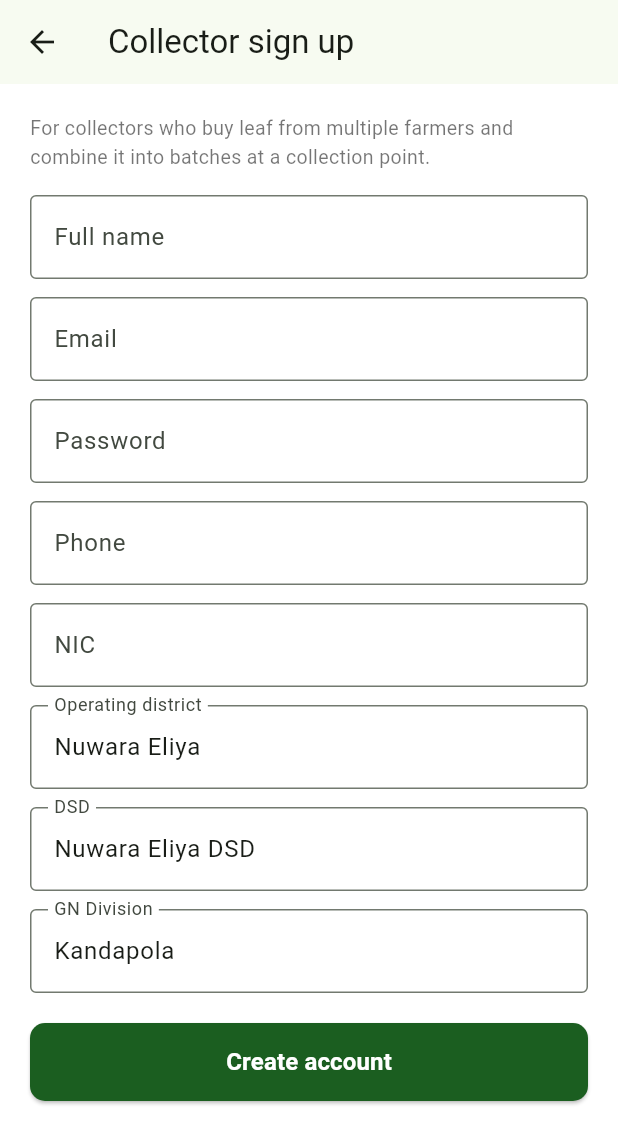
After one commit to SSSARROW/agri, a Flutter app: the screen it shows after launch, after a tap on "Log in", after a tap on "Collector? Create an account", on a phone screen of 412 x 824 dp. The commit adds this screen. Shown: the top 1144 px of the screen. Run offline on Flutter 3.47's test engine with Material 3 defaults, Android fonts, the phone set to English and light mode, and no system bars; our stand-ins replace connectivity_plus, flutter_secure_storage, geolocator, hive_flutter, qr_flutter; missing offline and left inert: mobile_scanner; accounts and stored records are empty; network calls fail.

Commit message:
Add collector role: signup, backend merge endpoint, and field UI
Collectors sign up separately from farmers (auth schema + user_role
enum extended to 'collector'), then get a dedicated home screen instead
of the farmer nav: scan a farmer's own batch QR, record the weight
taken from them into a running basket, and combine the round into one
outgoing batch via POST /batches/merge. Each farmer's original batch
keeps its full independent history, walkable through existing lineage.

```diff
--- a/mobile/lib/core/auth_service.dart
+++ b/mobile/lib/core/auth_service.dart
@@ -73,7 +73,8 @@ class AuthService {
     return base64Url.encode(List<int>.generate(16, (_) => rand.nextInt(256)));
   }
 
-  String _hashPin(String pin, String salt) => sha256.convert(utf8.encode('$salt:$pin')).toString();
+  String _hashPin(String pin, String salt) =>
+      sha256.convert(utf8.encode('$salt:$pin')).toString();
 
   Future<AuthResult> login(String email, String password) async {
     try {
@@ -135,6 +136,43 @@ class AuthService {
     }
   }
 
+  Future<AuthResult> signupCollector({
+    required String email,
+    required String password,
+    required String name,
+    required String phone,
+    required String nic,
+    required String district,
+    required String dsd,
+    required String gnDivision,
+  }) async {
+    try {
+      final res = await http
+          .post(
+            Uri.parse('$_authBaseUrl/auth/signup/collector'),
+            headers: {'Content-Type': 'application/json'},
+            body: jsonEncode({
+              'email': email,
+              'password': password,
+              'name': name,
+              'phone': phone,
+              'nic': nic,
+              'district': district,
+              'dsd': dsd,
+              'gn_division': gnDivision,
+            }),
+          )
+          .timeout(const Duration(seconds: 10));
+      if (res.statusCode != 200) {
+        return AuthResult(false, _extractError(res.body));
+      }
+      await _storeSession(jsonDecode(res.body) as Map<String, dynamic>);
+      return AuthResult(true);
+    } catch (e) {
+      return AuthResult(false, e.toString());
+    }
+  }
+
   Future<void> _storeSession(Map<String, dynamic> body) async {
     final token = body['access_token'] as String;
     final role = body['role'] as String;
@@ -154,7 +192,9 @@ class AuthService {
       final parts = token.split('.');
       var payload = parts[1];
       payload = payload.padRight((payload.length + 3) ~/ 4 * 4, '=');
-      final decoded = jsonDecode(utf8.decode(base64Url.decode(payload))) as Map<String, dynamic>;
+      final decoded = jsonDecode(
+        utf8.decode(base64Url.decode(payload)),
+      ) as Map<String, dynamic>;
       return decoded['sub'] as String?;
     } catch (_) {
       return null;
--- /dev/null
+++ b/mobile/lib/pages/collector_signup_page.dart
@@ -0,0 +1,162 @@
+import 'package:flutter/material.dart';
+
+import '../core/auth_service.dart';
+
+class CollectorSignupPage extends StatefulWidget {
+  final VoidCallback onSignedUp;
+  const CollectorSignupPage({super.key, required this.onSignedUp});
+
+  @override
+  State<CollectorSignupPage> createState() => _CollectorSignupPageState();
+}
+
+class _CollectorSignupPageState extends State<CollectorSignupPage> {
+  final _formKey = GlobalKey<FormState>();
+  final _name = TextEditingController();
+  final _email = TextEditingController();
+  final _password = TextEditingController();
+  final _phone = TextEditingController();
+  final _nic = TextEditingController();
+  final _district = TextEditingController(text: 'Nuwara Eliya');
+  final _dsd = TextEditingController(text: 'Nuwara Eliya DSD');
+  final _gnDivision = TextEditingController(text: 'Kandapola');
+
+  bool _loading = false;
+  String? _error;
+
+  InputDecoration _dec(String label) =>
+      InputDecoration(labelText: label, border: const OutlineInputBorder());
+
+  Future<void> _submit() async {
+    if (!_formKey.currentState!.validate()) return;
+    setState(() {
+      _loading = true;
+      _error = null;
+    });
+    final result = await AuthService.instance.signupCollector(
+      email: _email.text.trim(),
+      password: _password.text,
+      name: _name.text.trim(),
+      phone: _phone.text.trim(),
+      nic: _nic.text.trim(),
+      district: _district.text.trim(),
+      dsd: _dsd.text.trim(),
+      gnDivision: _gnDivision.text.trim(),
+    );
+    if (!mounted) return;
+    setState(() => _loading = false);
+    if (result.ok) {
+      widget.onSignedUp();
+      Navigator.of(context).pop();
+    } else {
+      setState(() => _error = result.error ?? 'Signup failed');
+    }
+  }
+
+  String? _required(String? v) =>
+      (v == null || v.trim().isEmpty) ? 'Required' : null;
+
+  @override
+  Widget build(BuildContext context) {
+    return Scaffold(
+      appBar: AppBar(title: const Text('Collector sign up')),
+      body: SafeArea(
+        child: Form(
+          key: _formKey,
+          child: ListView(
+            padding: const EdgeInsets.all(20),
+            children: [
+              const Text(
+                'For collectors who buy leaf from multiple farmers and combine it into batches at a collection point.',
+                style: TextStyle(color: Colors.black54, fontSize: 13),
+              ),
+              const SizedBox(height: 16),
+              TextFormField(
+                controller: _name,
+                decoration: _dec('Full name'),
+                validator: _required,
+              ),
+              const SizedBox(height: 12),
+              TextFormField(
+                controller: _email,
+                decoration: _dec('Email'),
+                keyboardType: TextInputType.emailAddress,
+                validator: _required,
+              ),
+              const SizedBox(height: 12),
+              TextFormField(
+                controller: _password,
+                decoration: _dec('Password'),
+                obscureText: true,
+                validator: _required,
+              ),
+              const SizedBox(height: 12),
+              TextFormField(
+                controller: _phone,
+                decoration: _dec('Phone'),
+                keyboardType: TextInputType.phone,
+                validator: _required,
+              ),
+              const SizedBox(height: 12),
+              TextFormField(
+                controller: _nic,
+                decoration: _dec('NIC'),
+                validator: _required,
+              ),
+              const SizedBox(height: 12),
+              TextFormField(
+                controller: _district,
+                decoration: _dec('Operating district'),
+                validator: _required,
+              ),
+              const SizedBox(height: 12),
+              TextFormField(
+                controller: _dsd,
+                decoration: _dec('DSD'),
+                validator: _required,
+              ),
+              const SizedBox(height: 12),
+              TextFormField(
+                controller: _gnDivision,
+                decoration: _dec('GN Division'),
+                validator: _required,
+              ),
+              if (_error != null) ...[
+                const SizedBox(height: 16),
+                Text(_error!, style: const TextStyle(color: Color(0xFFB71C1C))),
+              ],
+              const SizedBox(height: 20),
+              ElevatedButton(
+                style: ElevatedButton.styleFrom(
+                  backgroundColor: const Color(0xFF1B5E20),
+                  foregroundColor: Colors.white,
+                  minimumSize: const Size(0, 52),
+                  shape: RoundedRectangleBorder(
+                    borderRadius: BorderRadius.circular(10),
+                  ),
+                ),
+                onPressed: _loading ? null : _submit,
+                child: _loading
+                    ? const SizedBox(
+                        height: 20,
+                        width: 20,
+                        child: CircularProgressIndicator(
+                          strokeWidth: 2,
+                          color: Colors.white,
+                        ),
+                      )
+                    : const Text(
+                        'Create account',
+                        style: TextStyle(
+                          fontWeight: FontWeight.bold,
+                          fontSize: 16,
+                        ),
+                      ),
+              ),
+            ],
+          ),
+        ),
+      ),
+    );
+  }
+}
--- a/mobile/lib/pages/login_page.dart
+++ b/mobile/lib/pages/login_page.dart
@@ -1,6 +1,7 @@
 import 'package:flutter/material.dart';
 
 import '../core/auth_service.dart';
+import 'collector_signup_page.dart';
 import 'farmer_signup_page.dart';
 
 class LoginPage extends StatefulWidget {
@@ -22,7 +23,10 @@ class _LoginPageState extends State<LoginPage> {
       _loading = true;
       _error = null;
     });
-    final result = await AuthService.instance.login(_email.text.trim(), _password.text);
+    final result = await AuthService.instance.login(
+      _email.text.trim(),
+      _password.text,
+    );
     if (!mounted) return;
     setState(() => _loading = false);
     if (result.ok) {
@@ -42,20 +46,32 @@ class _LoginPageState extends State<LoginPage> {
             mainAxisAlignment: MainAxisAlignment.center,
             crossAxisAlignment: CrossAxisAlignment.stretch,
             children: [
-              Text('Agri Field', style: Theme.of(context).textTheme.headlineMedium),
+              Text(
+                'Agri Field',
+                style: Theme.of(context).textTheme.headlineMedium,
+              ),
               const SizedBox(height: 4),
-              const Text('Sign in to record your farm activity.', style: TextStyle(color: Colors.black54)),
+              const Text(
+                'Sign in to record your farm activity.',
+                style: TextStyle(color: Colors.black54),
+              ),
               const SizedBox(height: 32),
               TextField(
                 controller: _email,
                 keyboardType: TextInputType.emailAddress,
-                decoration: const InputDecoration(labelText: 'Email', border: OutlineInputBorder()),
+                decoration: const InputDecoration(
+                  labelText: 'Email',
+                  border: OutlineInputBorder(),
+                ),
               ),
               const SizedBox(height: 16),
               TextField(
                 controller: _password,
                 obscureText: true,
-                decoration: const InputDecoration(labelText: 'Password', border: OutlineInputBorder()),
+                decoration: const InputDecoration(
+                  labelText: 'Password',
+                  border: OutlineInputBorder(),
+                ),
               ),
               if (_error != null) ...[
                 const SizedBox(height: 12),
@@ -67,19 +83,46 @@ class _LoginPageState extends State<LoginPage> {
                   backgroundColor: const Color(0xFF1B5E20),
                   foregroundColor: Colors.white,
                   minimumSize: const Size(0, 52),
-                  shape: RoundedRectangleBorder(borderRadius: BorderRadius.circular(10)),
+                  shape: RoundedRectangleBorder(
+                    borderRadius: BorderRadius.circular(10),
+                  ),
                 ),
                 onPressed: _loading ? null : _submit,
                 child: _loading
-                    ? const SizedBox(height: 20, width: 20, child: CircularProgressIndicator(strokeWidth: 2, color: Colors.white))
-                    : const Text('Log in', style: TextStyle(fontWeight: FontWeight.bold, fontSize: 16)),
+                    ? const SizedBox(
+                        height: 20,
+                        width: 20,
+                        child: CircularProgressIndicator(
+                          strokeWidth: 2,
+                          color: Colors.white,
+                        ),
+                      )
+                    : const Text(
+                        'Log in',
+                        style: TextStyle(
+                          fontWeight: FontWeight.bold,
+                          fontSize: 16,
+                        ),
+                      ),
               ),
               const SizedBox(height: 12),
               TextButton(
                 onPressed: () => Navigator.of(context).push(
-                  MaterialPageRoute(builder: (_) => FarmerSignupPage(onSignedUp: widget.onLoggedIn)),
+                  MaterialPageRoute(
+                    builder: (_) =>
+                        FarmerSignupPage(onSignedUp: widget.onLoggedIn),
+                  ),
                 ),
                 child: const Text("New farmer? Create an account"),
+              ),
+              TextButton(
+                onPressed: () => Navigator.of(context).push(
+                  MaterialPageRoute(
+                    builder: (_) =>
+                        CollectorSignupPage(onSignedUp: widget.onLoggedIn),
+                  ),
+                ),
+                child: const Text("Collector? Create an account"),
               ),
             ],
           ),
```
Also changed, not shown: mobile/lib/core/farm_service.dart (+31 -0 lines), mobile/lib/main.dart (+32 -6 lines), mobile/lib/pages/collector_home_page.dart (added, +314 -0 lines), 4 other files.
